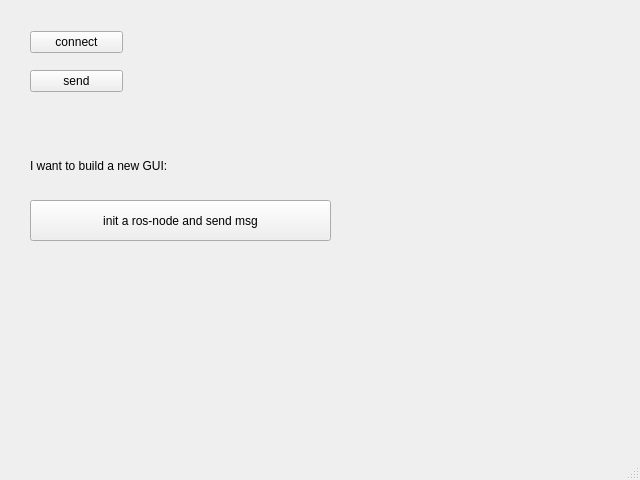
This is src/Qt_gui_test/src/mainwindow.ui in ideallic/yammar_ws as Qt 5 draws it before an edit. The edited form follows.
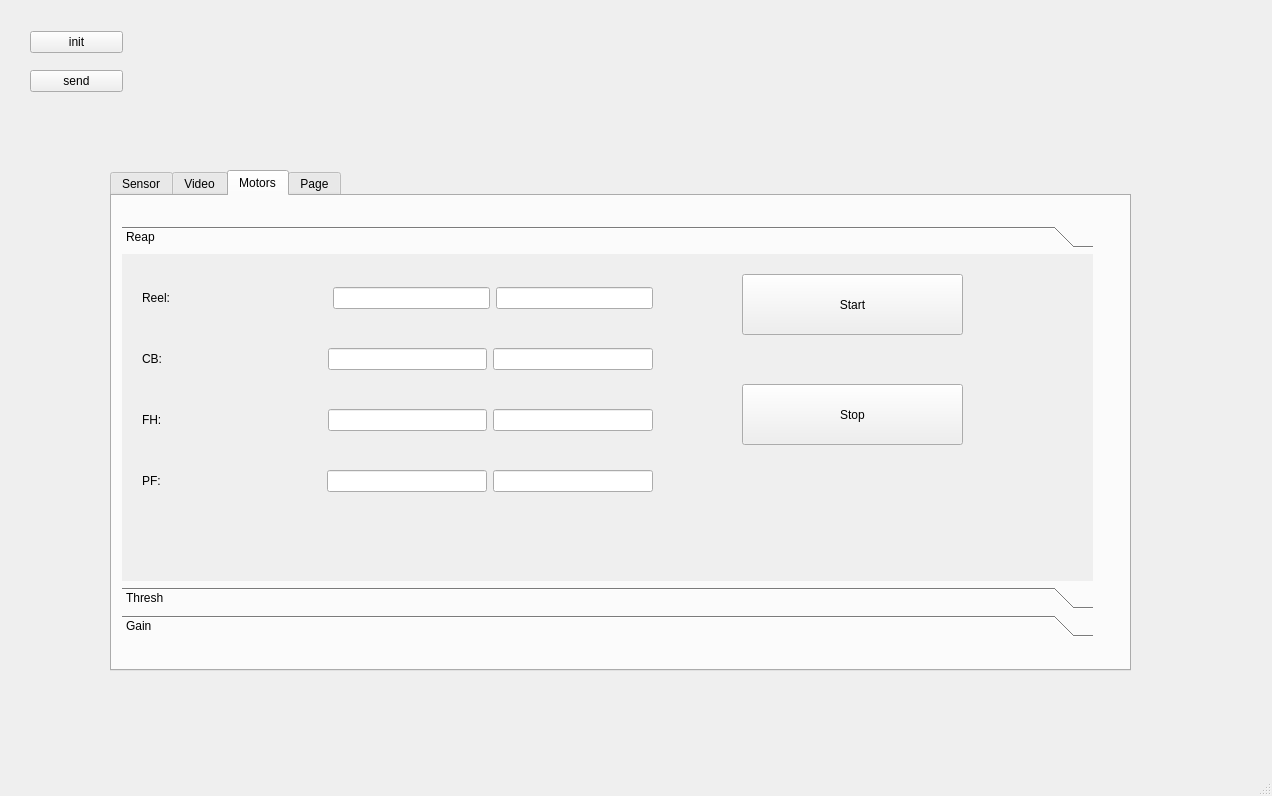
This is the edited form.

Diff of the .ui file:
```diff
--- a/src/Qt_gui_test/src/mainwindow.ui
+++ b/src/Qt_gui_test/src/mainwindow.ui
@@ -6,41 +6,15 @@
    <rect>
     <x>0</x>
     <y>0</y>
-    <width>640</width>
-    <height>480</height>
+    <width>1272</width>
+    <height>796</height>
    </rect>
   </property>
   <property name="windowTitle">
    <string>MainWindow</string>
   </property>
   <widget class="QWidget" name="centralwidget">
-   <widget class="QLabel" name="label">
-    <property name="geometry">
-     <rect>
-      <x>30</x>
-      <y>140</y>
-      <width>261</width>
-      <height>51</height>
-     </rect>
-    </property>
-    <property name="text">
-     <string>I want to build a new GUI:</string>
-    </property>
-   </widget>
-   <widget class="QPushButton" name="pushButton">
-    <property name="geometry">
-     <rect>
-      <x>30</x>
-      <y>200</y>
-      <width>301</width>
-      <height>41</height>
-     </rect>
-    </property>
-    <property name="text">
-     <string>init a ros-node and send msg</string>
-    </property>
-   </widget>
-   <widget class="QWidget" name="">
+   <widget class="QWidget" name="layoutWidget">
     <property name="geometry">
      <rect>
       <x>30</x>
@@ -53,7 +27,7 @@
      <item>
       <widget class="QPushButton" name="pushButtonConnect">
        <property name="text">
-        <string>connect</string>
+        <string>init</string>
        </property>
       </widget>
      </item>
@@ -66,6 +40,393 @@
      </item>
     </layout>
    </widget>
+   <widget class="QTabWidget" name="tabWidget">
+    <property name="geometry">
+     <rect>
+      <x>110</x>
+      <y>170</y>
+      <width>1021</width>
+      <height>501</height>
+     </rect>
+    </property>
+    <property name="currentIndex">
+     <number>2</number>
+    </property>
+    <widget class="QWidget" name="sensorTab">
+     <attribute name="title">
+      <string>Sensor</string>
+     </attribute>
+     <widget class="QPushButton" name="pushButton">
+      <property name="geometry">
+       <rect>
+        <x>30</x>
+        <y>380</y>
+        <width>130</width>
+        <height>36</height>
+       </rect>
+      </property>
+      <property name="text">
+       <string>Update all</string>
+      </property>
+     </widget>
+     <widget class="QWidget" name="layoutWidget">
+      <property name="geometry">
+       <rect>
+        <x>30</x>
+        <y>40</y>
+        <width>93</width>
+        <height>301</height>
+       </rect>
+      </property>
+      <layout class="QVBoxLayout" name="verticalLayout_2">
+       <item>
+        <widget class="QLabel" name="label">
+         <property name="text">
+          <string>Sensor 1:</string>
+         </property>
+        </widget>
+       </item>
+       <item>
+        <widget class="QLabel" name="label_2">
+         <property name="text">
+          <string>Sensor 2:</string>
+         </property>
+        </widget>
+       </item>
+       <item>
+        <widget class="QLabel" name="label_3">
+         <property name="text">
+          <string>Sensor 3:</string>
+         </property>
+        </widget>
+       </item>
+       <item>
+        <widget class="QLabel" name="label_4">
+         <property name="text">
+          <string>Sensor 4:</string>
+         </property>
+        </widget>
+       </item>
+      </layout>
+     </widget>
+     <widget class="QLineEdit" name="lineEdit_9">
+      <property name="geometry">
+       <rect>
+        <x>170</x>
+        <y>60</y>
+        <width>113</width>
+        <height>33</height>
+       </rect>
+      </property>
+     </widget>
+     <widget class="QLineEdit" name="lineEdit_10">
+      <property name="geometry">
+       <rect>
+        <x>170</x>
+        <y>140</y>
+        <width>113</width>
+        <height>33</height>
+       </rect>
+      </property>
+     </widget>
+     <widget class="QLineEdit" name="lineEdit_11">
+      <property name="geometry">
+       <rect>
+        <x>170</x>
+        <y>290</y>
+        <width>113</width>
+        <height>33</height>
+       </rect>
+      </property>
+     </widget>
+     <widget class="QLineEdit" name="lineEdit_12">
+      <property name="geometry">
+       <rect>
+        <x>170</x>
+        <y>220</y>
+        <width>113</width>
+        <height>33</height>
+       </rect>
+      </property>
+     </widget>
+    </widget>
+    <widget class="QWidget" name="videoTab">
+     <attribute name="title">
+      <string>Video</string>
+     </attribute>
+     <widget class="QGraphicsView" name="graphicsView">
+      <property name="geometry">
+       <rect>
+        <x>30</x>
+        <y>110</y>
+        <width>411</width>
+        <height>301</height>
+       </rect>
+      </property>
+     </widget>
+     <widget class="QGraphicsView" name="graphicsView_2">
+      <property name="geometry">
+       <rect>
+        <x>560</x>
+        <y>110</y>
+        <width>391</width>
+        <height>301</height>
+       </rect>
+      </property>
+     </widget>
+     <widget class="QLabel" name="label_9">
+      <property name="geometry">
+       <rect>
+        <x>30</x>
+        <y>70</y>
+        <width>256</width>
+        <height>25</height>
+       </rect>
+      </property>
+      <property name="text">
+       <string>Camera:</string>
+      </property>
+     </widget>
+     <widget class="QLabel" name="label_10">
+      <property name="geometry">
+       <rect>
+        <x>560</x>
+        <y>70</y>
+        <width>131</width>
+        <height>31</height>
+       </rect>
+      </property>
+      <property name="text">
+       <string>Guide Line:</string>
+      </property>
+     </widget>
+     <widget class="Line" name="line">
+      <property name="geometry">
+       <rect>
+        <x>490</x>
+        <y>110</y>
+        <width>20</width>
+        <height>301</height>
+       </rect>
+      </property>
+      <property name="orientation">
+       <enum>Qt::Vertical</enum>
+      </property>
+     </widget>
+    </widget>
+    <widget class="QWidget" name="motorTab">
+     <attribute name="title">
+      <string>Motors</string>
+     </attribute>
+     <widget class="QToolBox" name="toolBox">
+      <property name="geometry">
+       <rect>
+        <x>10</x>
+        <y>30</y>
+        <width>971</width>
+        <height>411</height>
+       </rect>
+      </property>
+      <property name="currentIndex">
+       <number>0</number>
+      </property>
+      <widget class="QWidget" name="reapPage">
+       <property name="geometry">
+        <rect>
+         <x>0</x>
+         <y>0</y>
+         <width>971</width>
+         <height>285</height>
+        </rect>
+       </property>
+       <attribute name="label">
+        <string>Reap</string>
+       </attribute>
+       <widget class="QPushButton" name="pushButton_2">
+        <property name="geometry">
+         <rect>
+          <x>620</x>
+          <y>20</y>
+          <width>221</width>
+          <height>61</height>
+         </rect>
+        </property>
+        <property name="text">
+         <string>Start</string>
+        </property>
+       </widget>
+       <widget class="QPushButton" name="pushButton_3">
+        <property name="geometry">
+         <rect>
+          <x>620</x>
+          <y>130</y>
+          <width>221</width>
+          <height>61</height>
+         </rect>
+        </property>
+        <property name="text">
+         <string>Stop</string>
+        </property>
+       </widget>
+       <widget class="QWidget" name="">
+        <property name="geometry">
+         <rect>
+          <x>20</x>
+          <y>0</y>
+          <width>511</width>
+          <height>271</height>
+         </rect>
+        </property>
+        <layout class="QVBoxLayout" name="verticalLayout_3">
+         <item>
+          <layout class="QHBoxLayout" name="horizontalLayout">
+           <item>
+            <widget class="QLabel" name="label_5">
+             <property name="text">
+              <string>Reel:</string>
+             </property>
+            </widget>
+           </item>
+           <item>
+            <spacer name="horizontalSpacer">
+             <property name="orientation">
+              <enum>Qt::Horizontal</enum>
+             </property>
+             <property name="sizeHint" stdset="0">
+              <size>
+               <width>40</width>
+               <height>20</height>
+              </size>
+             </property>
+            </spacer>
+           </item>
+           <item>
+            <widget class="QLineEdit" name="lineEdit"/>
+           </item>
+           <item>
+            <widget class="QLineEdit" name="lineEdit_2"/>
+           </item>
+          </layout>
+         </item>
+         <item>
+          <layout class="QHBoxLayout" name="horizontalLayout_2">
+           <item>
+            <widget class="QLabel" name="label_6">
+             <property name="text">
+              <string>CB:</string>
+             </property>
+            </widget>
+           </item>
+           <item>
+            <spacer name="horizontalSpacer_2">
+             <property name="orientation">
+              <enum>Qt::Horizontal</enum>
+             </property>
+             <property name="sizeHint" stdset="0">
+              <size>
+               <width>40</width>
+               <height>20</height>
+              </size>
+             </property>
+            </spacer>
+           </item>
+           <item>
+            <widget class="QLineEdit" name="lineEdit_3"/>
+           </item>
+           <item>
+            <widget class="QLineEdit" name="lineEdit_6"/>
+           </item>
+          </layout>
+         </item>
+         <item>
+          <layout class="QHBoxLayout" name="horizontalLayout_3">
+           <item>
+            <widget class="QLabel" name="label_8">
+             <property name="text">
+              <string>FH:</string>
+             </property>
+            </widget>
+           </item>
+           <item>
+            <spacer name="horizontalSpacer_3">
+             <property name="orientation">
+              <enum>Qt::Horizontal</enum>
+             </property>
+             <property name="sizeHint" stdset="0">
+              <size>
+               <width>40</width>
+               <height>20</height>
+              </size>
+             </property>
+            </spacer>
+           </item>
+           <item>
+            <widget class="QLineEdit" name="lineEdit_4"/>
+           </item>
+           <item>
+            <widget class="QLineEdit" name="lineEdit_7"/>
+           </item>
+          </layout>
+         </item>
+         <item>
+          <layout class="QHBoxLayout" name="horizontalLayout_4">
+           <item>
+            <widget class="QLabel" name="label_7">
+             <property name="text">
+              <string>PF:</string>
+             </property>
+            </widget>
+           </item>
+           <item>
+            <spacer name="horizontalSpacer_4">
+             <property name="orientation">
+              <enum>Qt::Horizontal</enum>
+             </property>
+             <property name="sizeHint" stdset="0">
+              <size>
+               <width>40</width>
+               <height>20</height>
+              </size>
+             </property>
+            </spacer>
+           </item>
+           <item>
+            <widget class="QLineEdit" name="lineEdit_5"/>
+           </item>
+           <item>
+            <widget class="QLineEdit" name="lineEdit_8"/>
+           </item>
+          </layout>
+         </item>
+        </layout>
+       </widget>
+      </widget>
+      <widget class="QWidget" name="threshPage">
+       <property name="geometry">
+        <rect>
+         <x>0</x>
+         <y>0</y>
+         <width>971</width>
+         <height>285</height>
+        </rect>
+       </property>
+       <attribute name="label">
+        <string>Thresh</string>
+       </attribute>
+      </widget>
+      <widget class="QWidget" name="gainPage">
+       <attribute name="label">
+        <string>Gain</string>
+       </attribute>
+      </widget>
+     </widget>
+    </widget>
+    <widget class="QWidget" name="tab_4">
+     <attribute name="title">
+      <string>Page</string>
+     </attribute>
+    </widget>
+   </widget>
   </widget>
   <widget class="QMenuBar" name="menubar">
    <property name="geometry">
```
Left out of the diff: 2 changed lines with no effect on the pictures.
